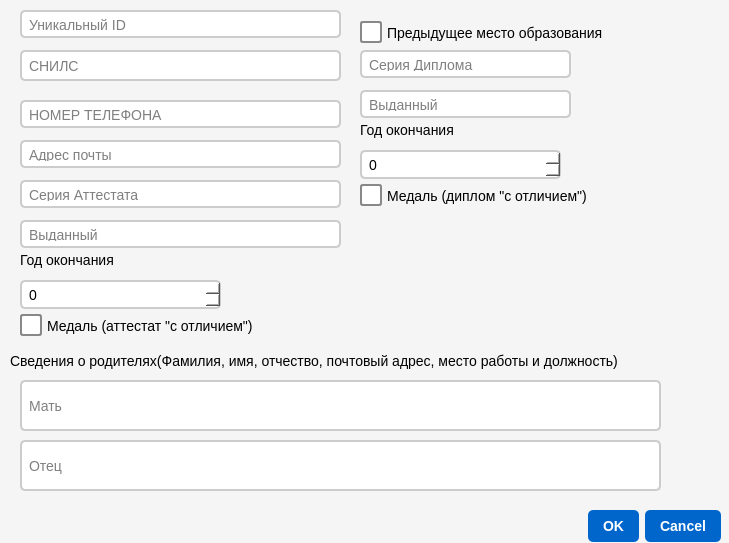
Old version of the form ManagerDataCore/extradatadialog.ui in the repository Gerakl1123/ARDA_Stud_Manager.
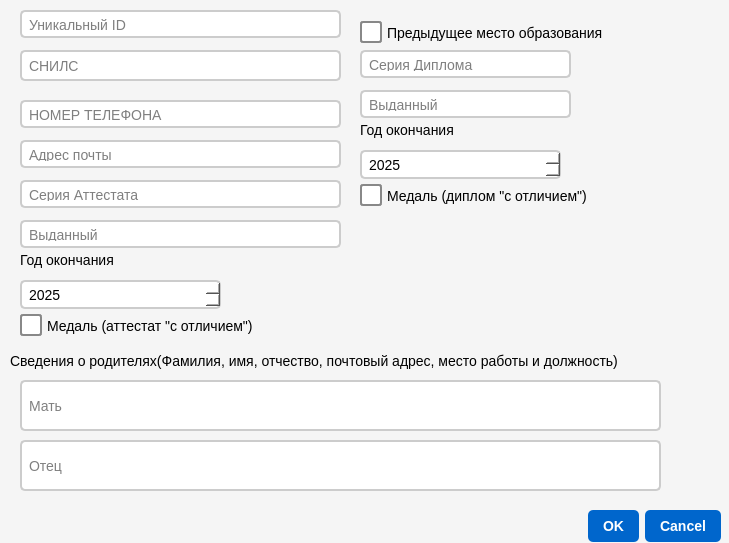
New version of the form. Icons and pictures are not drawn.

```diff
--- a/ManagerDataCore/extradatadialog.ui
+++ b/ManagerDataCore/extradatadialog.ui
@@ -166,6 +166,15 @@
      <height>29</height>
     </rect>
    </property>
+   <property name="minimum">
+    <number>2025</number>
+   </property>
+   <property name="maximum">
+    <number>2976</number>
+   </property>
+   <property name="stepType">
+    <enum>QAbstractSpinBox::StepType::AdaptiveDecimalStepType</enum>
+   </property>
   </widget>
   <widget class="QCheckBox" name="checkBoxAttestat">
    <property name="geometry">
@@ -289,6 +298,18 @@
    <property name="readOnly">
     <bool>true</bool>
    </property>
+   <property name="minimum">
+    <number>2025</number>
+   </property>
+   <property name="maximum">
+    <number>2976</number>
+   </property>
+   <property name="singleStep">
+    <number>1</number>
+   </property>
+   <property name="stepType">
+    <enum>QAbstractSpinBox::StepType::AdaptiveDecimalStepType</enum>
+   </property>
   </widget>
   <widget class="QLineEdit" name="lineEditGetDiploma">
    <property name="geometry">
```
Left out of the diff: 2 changed lines with no effect on the pictures.
